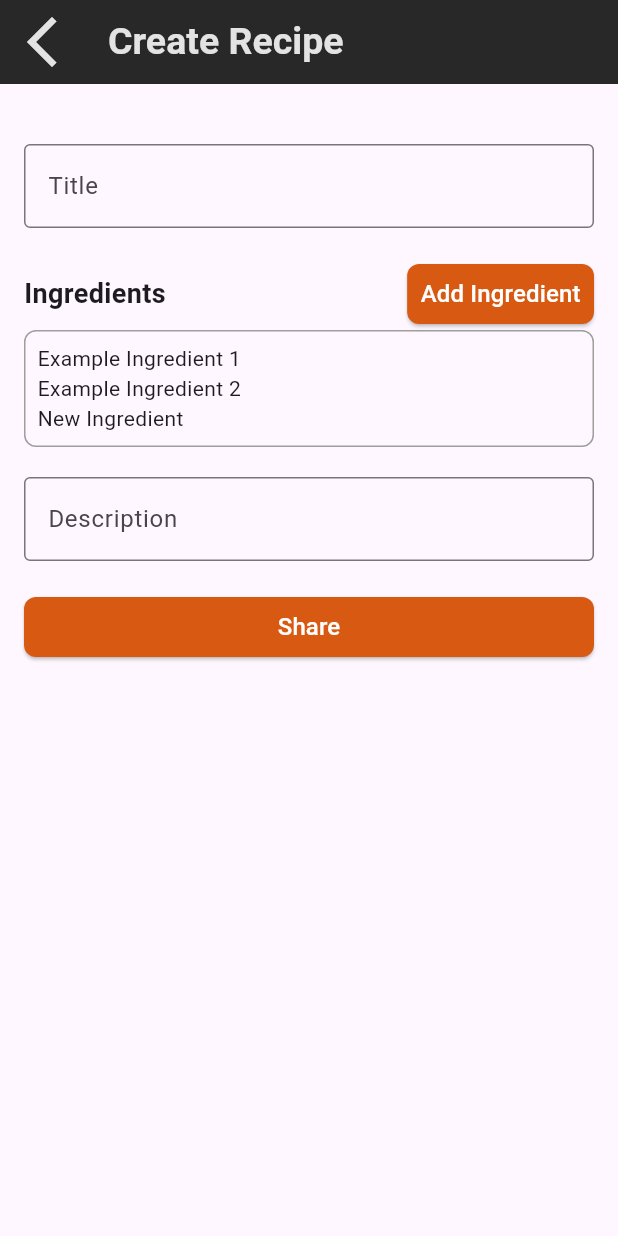
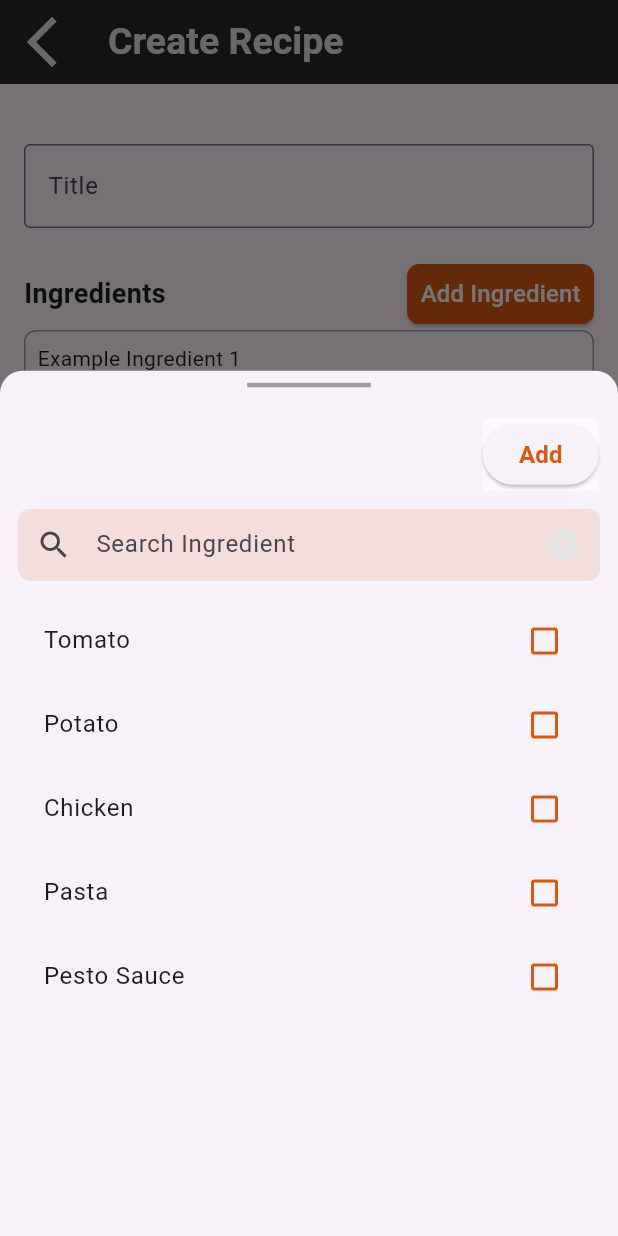
Before and after one commit to BastirChefs/mobile, a Flutter app: the CreateRecipe screen opened directly, after a tap on "Add Ingredient", on a phone screen of 412 x 824 dp. Run offline on Flutter 3.47's test engine with Material 3 defaults, Android fonts, the phone set to English and light mode, and no system bars; our stand-ins replace cloud_firestore, firebase_auth, firebase_core; accounts and stored records are empty.

Commit message:
add ingredient functionality for create recipe page with dropdown

```diff
--- a/bastirchef/lib/pages/create_recipe.dart
+++ b/bastirchef/lib/pages/create_recipe.dart
@@ -1,5 +1,6 @@
 // ignore_for_file: prefer_const_constructors, prefer_const_literals_to_create_immutables, avoid_print, use_key_in_widget_constructors
 
+import 'package:bastirchef/pages/src/drop_down.dart';
 import 'package:flutter/material.dart';
 import 'src/button.dart'; // Ensure this import is correct for your CustomButton widget
 
@@ -9,7 +10,24 @@ class CreateRecipe extends StatefulWidget {
 }
 
 class _CreateRecipeState extends State<CreateRecipe> {
-  final List<String> ingredients = ["Example Ingredient 1", "Example Ingredient 2"];
+  void _addIngredient() {
+    DropDownState(
+      DropDown(
+        buttonText: "Add",
+        options: {1: "Tomato", 2: "Potato", 3: "Chicken", 4: "Pasta", 5: "Pesto Sauce"},
+        selectedOptions: [],
+        selectedItems: (List<dynamic> selectedList) {
+          // Logic to add selected ingredients to the ingredients list
+        },
+        enableMultipleSelection: true,
+      ),
+    ).showModal(context);
+  }
+
+  final List<String> ingredients = [
+    "Example Ingredient 1",
+    "Example Ingredient 2"
+  ];
 
   TextEditingController _titleTextController = TextEditingController();
   TextEditingController _descriptionTextController = TextEditingController();
@@ -64,7 +82,8 @@ class _CreateRecipeState extends State<CreateRecipe> {
                     text: 'Add Ingredient',
                     onPressed: () {
                       setState(() {
-                        ingredients.add('New Ingredient');
+                        // ingredients.add('New Ingredient');
+                        _addIngredient();
                       });
                     },
                   ),
@@ -79,7 +98,9 @@ class _CreateRecipeState extends State<CreateRecipe> {
                 ),
                 child: Column(
                   crossAxisAlignment: CrossAxisAlignment.start,
-                  children: ingredients.map((ingredient) => Text(ingredient)).toList(),
+                  children: ingredients
+                      .map((ingredient) => Text(ingredient))
+                      .toList(),
                 ),
               ),
               SizedBox(height: 20),
--- a/bastirchef/lib/pages/homepage.dart
+++ b/bastirchef/lib/pages/homepage.dart
@@ -1,4 +1,4 @@
-// ignore_for_file: prefer_const_constructors, use_key_in_widget_constructors
+// ignore_for_file: prefer_const_constructors, use_key_in_widget_constructors, prefer_const_literals_to_create_immutables
 
 import 'package:cloud_firestore/cloud_firestore.dart';
 import 'package:firebase_auth/firebase_auth.dart';
@@ -103,6 +103,7 @@ class _HomepageState extends State<Homepage> {
                             borderRadius: BorderRadius.circular(20.0),
                           ),
                           child: DropDownTextField(
+                          buttonText: "Search",
                           textEditingController: TextEditingController(),
                           hint: 'Select Ingredients',
                           options: {1:"Tomato",2:"Patato",3:"Chicken",4:"Pasta",5:"Pesto Sauce",6:"Arrabiata Sauce",7:"Filler",8:"Filler",9:"Filler",10:"Filler",11:"Filler"},
```
